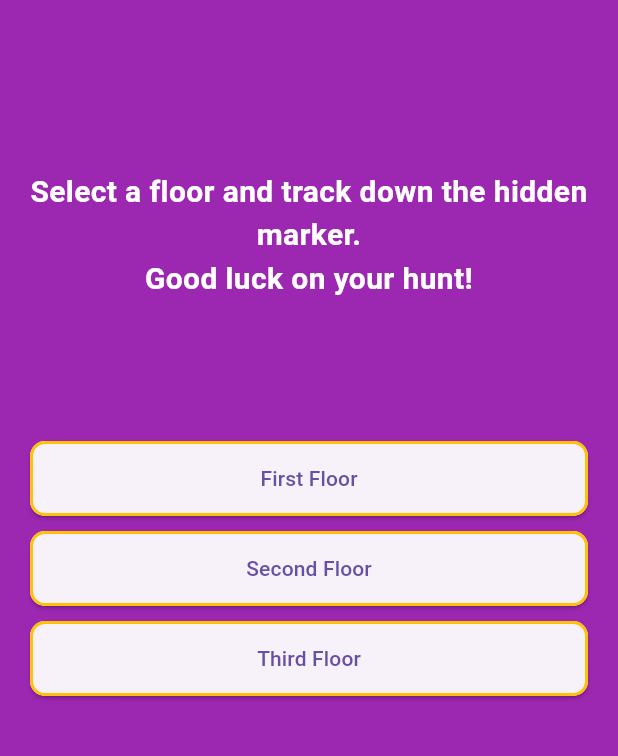
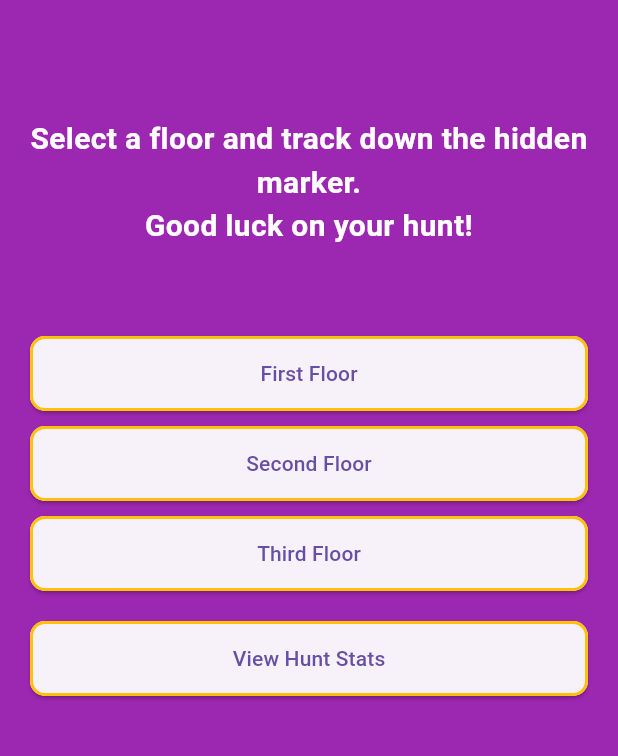
Before and after one commit to josephaycock/scavenger_hunt_pft, a Flutter app: the FloorSelectionScreen screen opened directly, on a phone screen of 412 x 824 dp, the part 480-1236 px from its top. Run offline on Flutter 3.47's test engine with Material 3 defaults, Android fonts, the light colour scheme and no system bars.

Commit message:
added a view stats button on selection screen

```diff
--- a/lib/floor_selection_screen.dart
+++ b/lib/floor_selection_screen.dart
@@ -1,5 +1,6 @@
 import 'package:flutter/material.dart';
 import 'floor_plan_screen.dart'; // Import the floor display screen
+import 'game_stats.dart'; // Import the global stats class
 
 class FloorSelectionScreen extends StatelessWidget {
   @override
@@ -35,7 +36,7 @@ class FloorSelectionScreen extends StatelessWidget {
                 ),
               ),
             ),
-            // Buttons at the bottom center
+            // Buttons at the bottom center for floor selection
             Column(
               mainAxisSize: MainAxisSize.min,
               children: [
@@ -97,6 +98,37 @@ class FloorSelectionScreen extends StatelessWidget {
                       ),
                   child: Text("Third Floor"),
                 ),
+                SizedBox(height: 20),
+                // New button for viewing hunt stats
+                ElevatedButton(
+                  style: ElevatedButton.styleFrom(
+                    minimumSize: Size(double.infinity, 50),
+                    shape: RoundedRectangleBorder(
+                      borderRadius: BorderRadius.circular(10),
+                    ),
+                    side: BorderSide(color: Colors.amber, width: 2),
+                  ),
+                  onPressed: () {
+                    showDialog(
+                      context: context,
+                      builder:
+                          (context) => AlertDialog(
+                            title: Text('Hunt Stats'),
+                            content: Text(
+                              'Hunts Completed: ${GameStats.huntsCompleted}\n'
+                              'Total Score: ${GameStats.totalScore}',
+                            ),
+                            actions: [
+                              TextButton(
+                                onPressed: () => Navigator.pop(context),
+                                child: Text('Close'),
+                              ),
+                            ],
+                          ),
+                    );
+                  },
+                  child: Text("View Hunt Stats"),
+                ),
               ],
             ),
           ],
```
